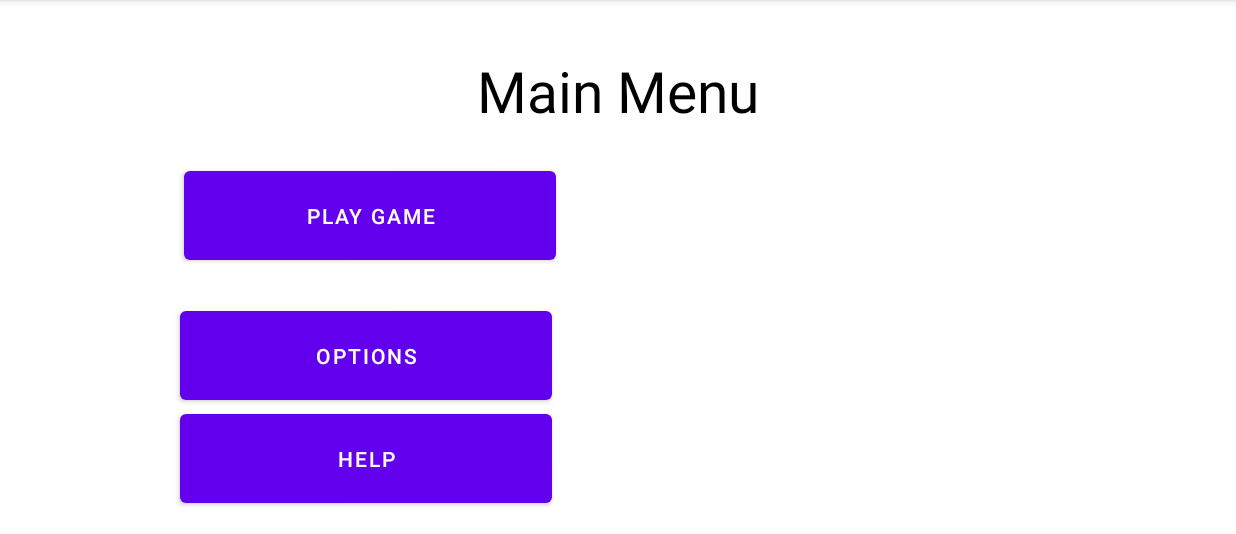
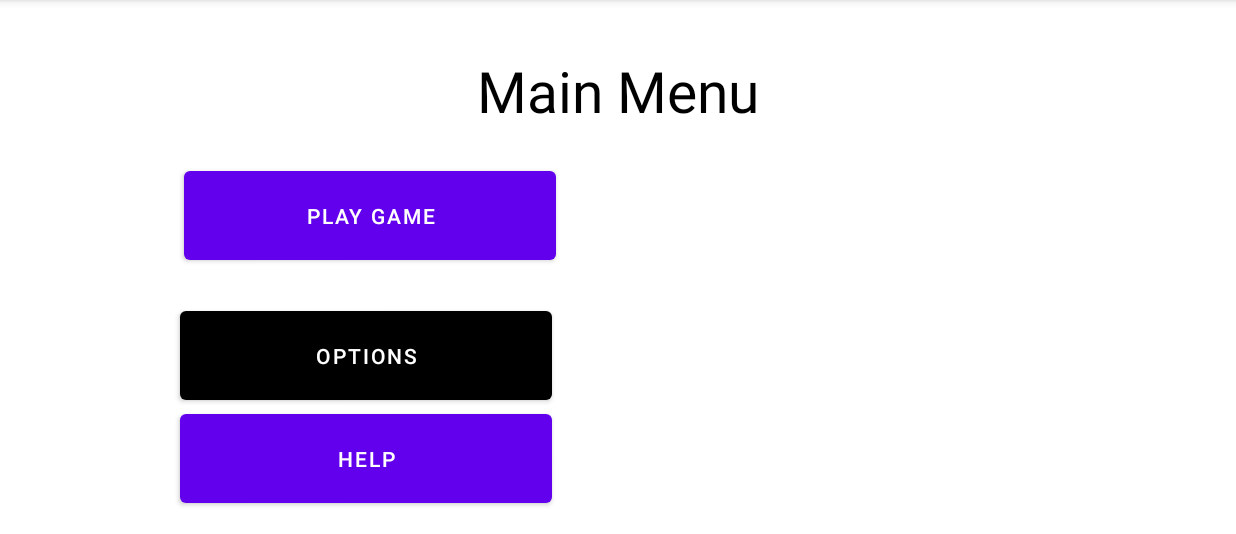
Before and after one commit to sumritsanghera/MineSeeker, an Android app: the screen it shows after launch (MainActivity), on a phone screen of 824 x 412 dp (held sideways), the part 84-618 px from its top. Run offline under Robolectric (Android 15) with nearby library versions, the phone set to English and light mode, and no system bars.

Commit message:
Setup options button

```diff
--- a/app/src/main/java/com/example/cmpt276as3/MainActivity.java
+++ b/app/src/main/java/com/example/cmpt276as3/MainActivity.java
@@ -2,7 +2,13 @@
 
 import androidx.appcompat.app.AppCompatActivity;
 
+import android.content.Intent;
+import android.graphics.Color;
 import android.os.Bundle;
+import android.view.View;
+import android.widget.Button;
+
+import com.example.cmpt276as3.model.Options;
 
 public class MainActivity extends AppCompatActivity {
 
@@ -10,5 +16,23 @@
     protected void onCreate(Bundle savedInstanceState) {
         super.onCreate(savedInstanceState);
         setContentView(R.layout.activity_main);
+
+        setupOptionButton();
+
+
     }
+
+    private void setupOptionButton() {
+        Button btn_options = (Button) findViewById(R.id.ms_options);
+        btn_options.setBackgroundColor(Color.BLACK);
+        btn_options.setTextColor(Color.WHITE);
+        btn_options.setOnClickListener(new View.OnClickListener() {
+            @Override
+            public void onClick(View view) {
+                Intent intent = new Intent(MainActivity.this, Options.class);
+                startActivity(intent);
+            }
+        });
+    }
+
 }
```
Also changed, not shown: app/src/main/AndroidManifest.xml (+7 -3 lines), app/src/main/java/com/example/cmpt276as3/model/Options.java (added, +16 -0 lines), app/src/main/res/layout/activity_options.xml (added, +22 -0 lines).
